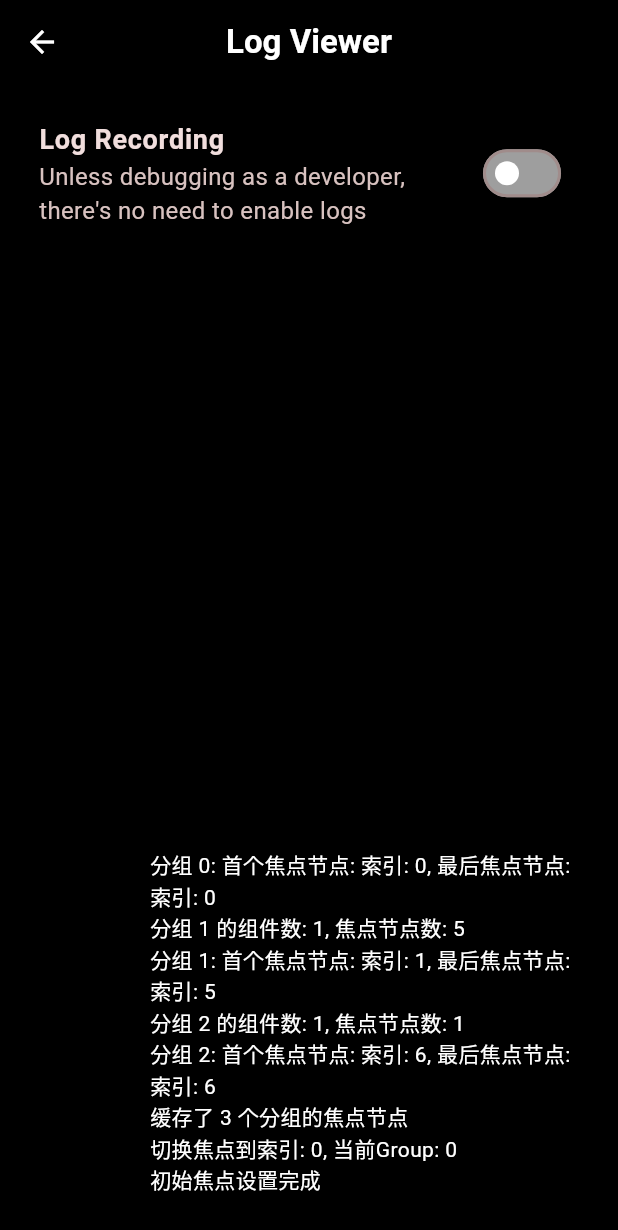
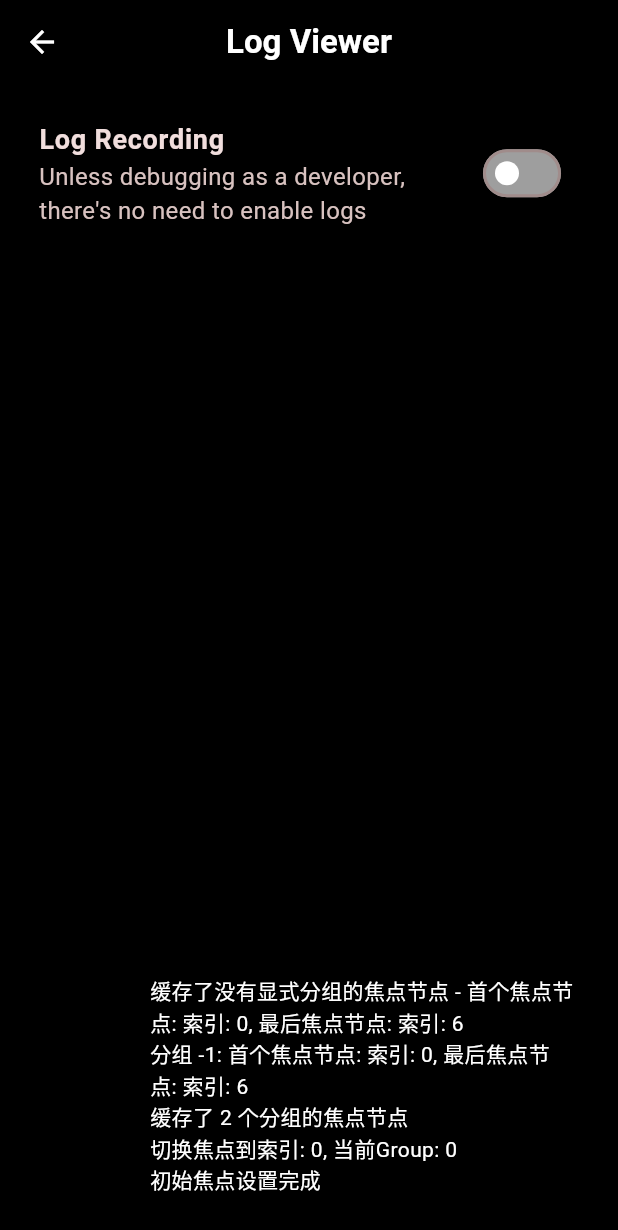
Before and after one commit to ITVAPP/ITVAPP-LIVETV, a Flutter app: the SettinglogPage screen opened by its route, after a tap on "Log Recording", on a phone screen of 412 x 824 dp. Shown: the top 1230 px of the screen. Run offline on Flutter 3.47's test engine with Material 3 defaults, Android fonts, the phone set to English and light mode, and no system bars; drawn by our look-alikes of flutter_easyloading; our stand-ins replace device_info_plus, dio, pretty_qr_code, responsive_builder, scrollable_positioned_list, video_player and 1 more; missing offline and left inert: apk_installer, flutter_volume_controller, fvp, screen_brightness, sp_util, window_manager and 1 more; network calls fail.

Commit message:
Update tv_key_navigation.dart

```diff
--- a/lib/tv/tv_key_navigation.dart
+++ b/lib/tv/tv_key_navigation.dart
@@ -8,7 +8,7 @@ class TvKeyNavigation extends StatefulWidget {
   final Function(int index)? onSelect; // 选择某个焦点时的回调
   final Function(LogicalKeyboardKey key)? onKeyPressed; // 按键时的回调
   final bool isFrame; // 是否启用框架模式，用于切换焦点
-  final String? frameType; // 新增：用于识别父页面或子页面
+  final String? frameType; // 用于识别父页面或子页面
   final int? initialIndex; // 初始焦点的索引，默认为空，如果为空则使用自动聚焦
   final bool isHorizontalGroup; // 是否启用横向分组
   final bool isVerticalGroup; // 是否启用竖向分组
@@ -60,7 +60,7 @@ class _TvKeyNavigationState extends State<TvKeyNavigation> with WidgetsBindingOb
         // 缓存 Group 的焦点信息
         _cacheGroupFocusNodes();
 
-        // 设置初始焦点，只要焦点节点不为空，或frameType不是 "child" 就执行
+        // 设置初始焦点
         if (widget.focusNodes.isNotEmpty) {
           _requestFocus(widget.initialIndex ?? 0);  // 设置初始焦点到第一个有效节点
           _manageDebugOverlay(message: '初始焦点设置完成');
@@ -143,17 +143,17 @@ void _manageDebugOverlay({String? message}) {
   } else {
     // 移除所有 OverlayEntry
     _clearAllOverlays();
-    _cancelTimer(); // 清空后，取消计时器
+    _cancelTimer();
   }
 }
 
   /// 重置计时器，每次新消息加入时调用
   void _resetTimer() {
+    if (!_showDebugOverlay) return; // 调试模式关闭时不启动定时器
     if (_timer != null && _timer!.isActive) {
         // 如果已有活动定时器，不重新启动，避免多次重置
         return;
     }
-    // 取消现有定时器
     _cancelTimer(); // 先取消已有的计时器
     _timer = Timer.periodic(Duration(seconds: _messageDisplayDuration), (timer) {
       if (_debugMessages.isNotEmpty) {
@@ -164,7 +164,6 @@ void _manageDebugOverlay({String? message}) {
           _clearAllOverlays();
           _cancelTimer();
         } else {
-          // 仅更新剩余消息的显示，而不清除整个 Overlay
           _updateOverlayMessages();
         }
       }
@@ -176,8 +175,6 @@ void _manageDebugOverlay({String? message}) {
     if (_debugOverlays.isNotEmpty) {
       // 获取当前的 OverlayEntry
       OverlayEntry currentOverlay = _debugOverlays.first;
-
-      // 通过 OverlayState 更新显示内容，而不清除整个 Overlay
       currentOverlay.markNeedsBuild();
     }
   }
@@ -255,7 +252,6 @@ void _manageDebugOverlay({String? message}) {
         _manageDebugOverlay(message: '切换焦点到索引: $index, 当前Group: $groupIndex');
       }
     } catch (e, stackTrace) {
-      // 捕获其他潜在的异常，显示错误提示
       _manageDebugOverlay(message: '设置焦点时发生未知错误: $e\n堆栈信息: $stackTrace');
     }
   }
@@ -263,63 +259,58 @@ void _manageDebugOverlay({String? message}) {
   /// 缓存 Group 的焦点信息
  void _cacheGroupFocusNodes() {
   _groupFocusCache.clear();  // 清空现有缓存
-  _manageDebugOverlay(message: '开始缓存分组焦点信息');
+  FocusNode? firstFocusNode;
+  FocusNode? lastFocusNode;
+  Map<int, FocusNode?> groupFirstFocusNodes = {};
+  Map<int, FocusNode?> groupLastFocusNodes = {};
 
-  // 获取所有的 Group
-  final groups = _getAllGroups();
-  _manageDebugOverlay(message: '找到的总组数: ${groups.length}');
+  for (var node in widget.focusNodes) {
+    if (node.canRequestFocus) {
+      firstFocusNode ??= node; // 记录第一个可用的焦点节点
+      lastFocusNode = node; // 更新最后一个可用焦点节点
 
-  if (groups.isEmpty || groups.length == 1) {
-    // 如果没有显式的分组，或只有一个分组，直接缓存首尾焦点节点
-    FocusNode? firstFocusNode = widget.focusNodes.firstWhere(
-      (node) => node.canRequestFocus,
-      orElse: () => FocusNode() // 处理没有可请求焦点的情况
-    );
-    FocusNode? lastFocusNode = widget.focusNodes.lastWhere(
-      (node) => node.canRequestFocus,
-      orElse: () => FocusNode() // 处理没有可请求焦点的情况
-    );
-    // 即使没有显式分组，也要缓存一个默认的分组
+      // 获取节点所在的分组索引
+      final groupIndex = _getGroupIndex(node);
+
+      if (!groupFirstFocusNodes.containsKey(groupIndex)) {
+        groupFirstFocusNodes[groupIndex] = node; // 记录每个组的第一个焦点节点
+      }
+      groupLastFocusNodes[groupIndex] = node; // 更新每个组的最后一个焦点节点
+    }
+  }
+
+  // 缓存没有分组或单一分组的焦点节点
+  if (firstFocusNode != null && lastFocusNode != null) {
     _groupFocusCache[0] = {
       'firstFocusNode': firstFocusNode,
       'lastFocusNode': lastFocusNode,
     };
     _manageDebugOverlay(
-      message: '缓存了没有分组或单一分组的焦点节点 - '
+      message: '缓存了没有显式分组的焦点节点 - '
                '首个焦点节点: ${_formatFocusNodeDebugLabel(firstFocusNode)}, '
                '最后焦点节点: ${_formatFocusNodeDebugLabel(lastFocusNode)}'
     );
-  } else {
-    // 如果有多个分组，遍历每个分组并缓存其首尾焦点节点
-    for (var group in groups) {
-      final groupWidgets = _getWidgetsInGroup(group);  // 获取分组中的所有子组件
-      final groupFocusNodes = _getFocusNodesInGroup(groupWidgets);  // 获取所有焦点节点
-
-      _manageDebugOverlay(message: '分组 ${group.groupIndex} 的组件数: ${groupWidgets.length}, 焦点节点数: ${groupFocusNodes.length}');
-
-      if (groupFocusNodes.isNotEmpty) {
-        // 缓存当前分组的首尾焦点节点
-        _groupFocusCache[group.groupIndex] = {
-          'firstFocusNode': groupFocusNodes.first,
-          'lastFocusNode': groupFocusNodes.last,
-        };
-        _manageDebugOverlay(
-          message: '分组 ${group.groupIndex}: '
-                   '首个焦点节点: ${_formatFocusNodeDebugLabel(groupFocusNodes.first)}, '
-                   '最后焦点节点: ${_formatFocusNodeDebugLabel(groupFocusNodes.last)}'
-        );
-      } else {
-        _manageDebugOverlay(message: '警告：分组 ${group.groupIndex} 没有可聚焦的节点');
-      }
-    }
   }
 
-  // 显示总共缓存的分组数量和详细信息
+  // 缓存每个显式分组的首尾焦点节点
+  groupFirstFocusNodes.forEach((groupIndex, firstNode) {
+    final lastNode = groupLastFocusNodes[groupIndex];
+    if (firstNode != null && lastNode != null) {
+      _groupFocusCache[groupIndex] = {
+        'firstFocusNode': firstNode,
+        'lastFocusNode': lastNode,
+      };
+      _manageDebugOverlay(
+        message: '分组 $groupIndex: '
+                 '首个焦点节点: ${_formatFocusNodeDebugLabel(firstNode)}, '
+                 '最后焦点节点: ${_formatFocusNodeDebugLabel(lastNode)}'
+      );
+    }
+  });
   _manageDebugOverlay(message: '缓存了 ${_groupFocusCache.length} 个分组的焦点节点');
 }
 
   String _formatFocusNodeDebugLabel(FocusNode focusNode) {
-    // 如果 FocusNode 设置了 debugLabel，就显示它，否则显示该节点在 focusNodes 中的索引
     return focusNode.debugLabel ?? '索引: ${widget.focusNodes.indexOf(focusNode)}';
   }
 
@@ -344,7 +335,6 @@ void _manageDebugOverlay({String? message}) {
   /// 获取当前焦点所属的 groupIndex
   int _getGroupIndex(FocusNode focusNode) {
     try {
-      // 遍历缓存的分组信息，查找该 focusNode 所属的分组
       for (var entry in _groupFocusCache.entries) {
         FocusNode firstFocusNode = entry.value['firstFocusNode']!;
         FocusNode lastFocusNode = entry.value['lastFocusNode']!;
@@ -364,26 +354,21 @@ void _manageDebugOverlay({String? message}) {
 
   /// 获取总的组数
   int _getTotalGroups() {
-    return _groupFocusCache.length;  // 返回缓存中分组的数量
+    return _groupFocusCache.length;
   }
 
   /// 获取所有的 Group
   List<Group> _getAllGroups() {
     List<Group> groups = [];
-
     // 递归查找所有 Group 的方法
     void searchGroups(Element element) {
       if (element.widget is Group) {
         groups.add(element.widget as Group);
       }
-
-      // 递归访问子元素
       element.visitChildren((child) {
         searchGroups(child);
       });
     }
-
-    // 查找 context 中的所有 Element
     if (context != null) {
       context.visitChildElements((element) {
         searchGroups(element);
@@ -398,7 +383,6 @@ void _manageDebugOverlay({String? message}) {
   KeyEventResult _handleNavigation(LogicalKeyboardKey key) {
     FocusNode? currentFocus = _currentFocus;
 
-    // 如果当前没有焦点，则尝试将焦点设置为第一个 focusNode
     if (currentFocus == null) {
       _manageDebugOverlay(message: '当前无焦点，尝试设置初始焦点');
       _requestFocus(0); // 设置焦点为第一个控件
@@ -408,14 +392,14 @@ void _manageDebugOverlay({String? message}) {
     // 获取当前焦点的索引 (currentIndex)
     int currentIndex = widget.focusNodes.indexOf(currentFocus);
     if (currentIndex == -1) {
-      _manageDebugOverlay(message: '找不到当前焦点的索引，忽略按键: ${key.debugName}');
-      return KeyEventResult.ignored; // 找不到当前焦点时忽略
+      _manageDebugOverlay(message: '找不到当前焦点的索引');
+      return KeyEventResult.ignored;
     }
 
     // 获取当前焦点的 groupIndex，如果找不到，默认为 -1
     int groupIndex = _getGroupIndex(currentFocus);  // 通过 context 获取 groupIndex
 
-    _manageDebugOverlay(message: '导航开始: 按键=${key.debugName}, 当前索引=$currentIndex, 当前Group=$groupIndex, 总节点数=${widget.focusNodes.length}');
+    _manageDebugOverlay(message: '当前索引=$currentIndex, 当前Group=$groupIndex, 总节点数=${widget.focusNodes.length}');
 
     try {
       // 判断是否启用了框架模式 (isFrame)
@@ -521,78 +505,93 @@ void _manageDebugOverlay({String? message}) {
     return key == LogicalKeyboardKey.select || key == LogicalKeyboardKey.enter;
   }
 
-/// 执行当前焦点控件的点击操作或切换开关状态
+/// 执行当前焦点控件的点击操作
 void _triggerButtonAction() {
   final focusNode = _currentFocus;  // 获取当前焦点
   if (focusNode != null && focusNode.context != null) {
     final BuildContext? context = focusNode.context;
-
-    // 如果上下文不可用，显示调试消息并返回
     if (context == null) {
       _manageDebugOverlay(message: '焦点上下文为空，无法操作');
       return;
     }
-
     try {
       // 查找最近的 FocusableItem 节点
       final focusableItem = context.findAncestorWidgetOfExactType<FocusableItem>();
 
-      // 如果找到了 FocusableItem，就递归查找其所有子控件
+      // 如果找到 FocusableItem，尝试触发其子控件的操作
       if (focusableItem != null) {
-        // 使用当前的 context 而不是 focusableItem.context
-        _triggerActionsInFocusableItem(context); // 将 context 传递下去
+        if (_triggerWidgetAction(focusableItem.child)) {
+          _manageDebugOverlay(message: '成功触发控件操作');
+        } else {
+          _manageDebugOverlay(message: '未找到可操作的控件');
+        }
       } else {
         _manageDebugOverlay(message: '未找到 FocusableItem 包裹的控件');
       }
     } catch (e, stackTrace) {
-      _manageDebugOverlay(message: '执行操作时发生错误: $e, 堆栈信息: $stackTrace');
+      _manageDebugOverlay(message: '执行操作时发生错误: $e\n堆栈信息: $stackTrace');
     }
   } else {
     _manageDebugOverlay(message: '当前无有效的焦点上下文');
   }
 }
 
-// 在 FocusableItem 节点下查找并触发所有交互控件的操作
+/// 遍历函数，找到第一个交互控件后停止查找
 void _triggerActionsInFocusableItem(BuildContext context) {
-  // 遍历 FocusableItem 子树的所有 Element，忽略层次结构
-  _visitAllElements(context, (element) {
+  bool foundAction = _visitAllElements(context, (element) {
     final widget = element.widget;
 
-    // 识别并触发交互控件的操作
-    _triggerWidgetAction(widget);
+    // 一旦找到可以执行操作的控件就停止
+    return _triggerWidgetAction(widget);
   });
+
+  if (!foundAction) {
+    _manageDebugOverlay(message: '未找到任何可操作控件');
+  }
 }
 
-// 遍历整个 Element 树的递归函数
-void _visitAllElements(BuildContext context, void Function(Element) visitor) {
+/// 遍历元素树并执行给定的操作，找到后停止遍历
+bool _visitAllElements(BuildContext context, bool Function(Element) visitor) {
+  bool actionTriggered = false;
+
   context.visitChildElements((element) {
-    visitor(element);  // 访问当前元素
-    _visitAllElements(element, visitor);  // 递归访问子元素
+    if (!actionTriggered) { // 如果操作尚未触发，继续访问
+      actionTriggered = visitor(element); // 如果成功执行操作，停止访问
+    }
   });
+
+  return actionTriggered; // 返回是否成功触发操作
 }
 
-// 执行目标控件的操作
-void _triggerWidgetAction(Widget widget) {
-  // 识别并触发可交互控件的操作
+/// 识别并触发交互控件的操作，找到第一个交互控件后立即停止
+bool _triggerWidgetAction(Widget widget) {
   if (widget is SwitchListTile && widget.onChanged != null) {
     widget.onChanged!(!widget.value);
+    return true; // 成功触发操作
   } else if (widget is ElevatedButton && widget.onPressed != null) {
     widget.onPressed!();
+    return true;
   } else if (widget is TextButton && widget.onPressed != null) {
     widget.onPressed!();
+    return true;
   } else if (widget is OutlinedButton && widget.onPressed != null) {
     widget.onPressed!();
+    return true;
   } else if (widget is IconButton && widget.onPressed != null) {
     widget.onPressed!();
+    return true;
   } else if (widget is FloatingActionButton && widget.onPressed != null) {
     widget.onPressed!();
+    return true;
   } else if (widget is ListTile && widget.onTap != null) {
     widget.onTap!();
+    return true;
   } else if (widget is PopupMenuButton && widget.onSelected != null) {
     widget.onSelected!(null);
+    return true;
   } else {
-    // 如果没有匹配到交互控件，忽略此控件
     _manageDebugOverlay(message: '找到控件，但无法触发操作');
+    return false;
   }
 }
 
@@ -623,7 +622,7 @@ void _navigateFocus(LogicalKeyboardKey key, int currentIndex, {required bool for
     if (currentIndex == firstFocusIndex) {
       if (widget.frameType == "child") {
         FocusScope.of(context).requestFocus();
-        return; // 提前退出函数，避免后续调用 _requestFocus
+        return; // 退出函数
       } else {
         nextIndex = lastFocusIndex;
         action = "循环到最后一个焦点 (索引: $nextIndex)";
@@ -635,12 +634,12 @@ void _navigateFocus(LogicalKeyboardKey key, int currentIndex, {required bool for
   }
 
   _requestFocus(nextIndex, groupIndex: groupIndex);
-  _manageDebugOverlay(message: '操作: ${key.debugName}键，$action (组: $groupIndex)');
+  _manageDebugOverlay(message: '操作: $action (组: $groupIndex)');
 }
 
 /// 处理在组之间的跳转逻辑
 bool _jumpToOtherGroup(LogicalKeyboardKey key, int currentIndex, int? groupIndex) {
-  _manageDebugOverlay(message: '尝试跳转到其他组，当前索引：$currentIndex，当前组：$groupIndex');
+  _manageDebugOverlay(message: '跳转到其他组，当前索引：$currentIndex，当前组：$groupIndex');
 
   if (_groupFocusCache.isEmpty) {
     _manageDebugOverlay(message: '没有缓存的分组信息，无法跳转');
@@ -648,7 +647,6 @@ bool _jumpToOtherGroup(LogicalKeyboardKey key, int currentIndex, int? groupIndex
   }
 
   try {
-    // 获取所有组索引并排序
     List<int> groupIndices = _groupFocusCache.keys.toList()..sort();
     int currentGroupIndex = groupIndex ?? groupIndices.first;
 
@@ -674,8 +672,6 @@ bool _jumpToOtherGroup(LogicalKeyboardKey key, int currentIndex, int? groupIndex
 
     if (nextGroupFocus != null && nextGroupFocus.containsKey('firstFocusNode')) {
       FocusNode? nextFocusNode = nextGroupFocus['firstFocusNode'];
-
-      // 检查焦点节点挂载并在下一个渲染帧请求焦点
       WidgetsBinding.instance.addPostFrameCallback((_) {
         if (nextFocusNode != null && nextFocusNode.context != null && nextFocusNode.canRequestFocus) {
           nextFocusNode.requestFocus();
@@ -690,16 +686,13 @@ bool _jumpToOtherGroup(LogicalKeyboardKey key, int currentIndex, int? groupIndex
       _manageDebugOverlay(message: '未找到 Group $nextGroupIndex 的焦点节点信息');
     }
   } catch (RangeError) {
-    _manageDebugOverlay(message: '焦点跳转时发生范围错误，当前 Group 无法跳转');
+    _manageDebugOverlay(message: '焦点跳转时发生范围错误');
   } catch (e, stackTrace) {
-    // 捕获其他潜在的异常，显示错误提示
     _manageDebugOverlay(message: '跳转组时发生未知错误: $e\n堆栈信息: $stackTrace');
   }
 
   return false;
 }
-
-
 }
 
 class Group extends StatelessWidget {
@@ -716,7 +709,6 @@ class Group extends StatelessWidget {
 
   @override
   Widget build(BuildContext context) {
-    // 不改变布局，仅仅透传 child 或 children
     return child != null ? child! : (children != null ? Column(children: children!) : SizedBox.shrink());
   }
 }
@@ -743,7 +735,7 @@ class _FocusableItemState extends State<FocusableItem> {
   Widget build(BuildContext context) {
     return Focus(
       focusNode: widget.focusNode,
-      child: widget.child,  // 只保留子组件，删除 onKeyEvent
+      child: widget.child,
     );
   }
 }
```
